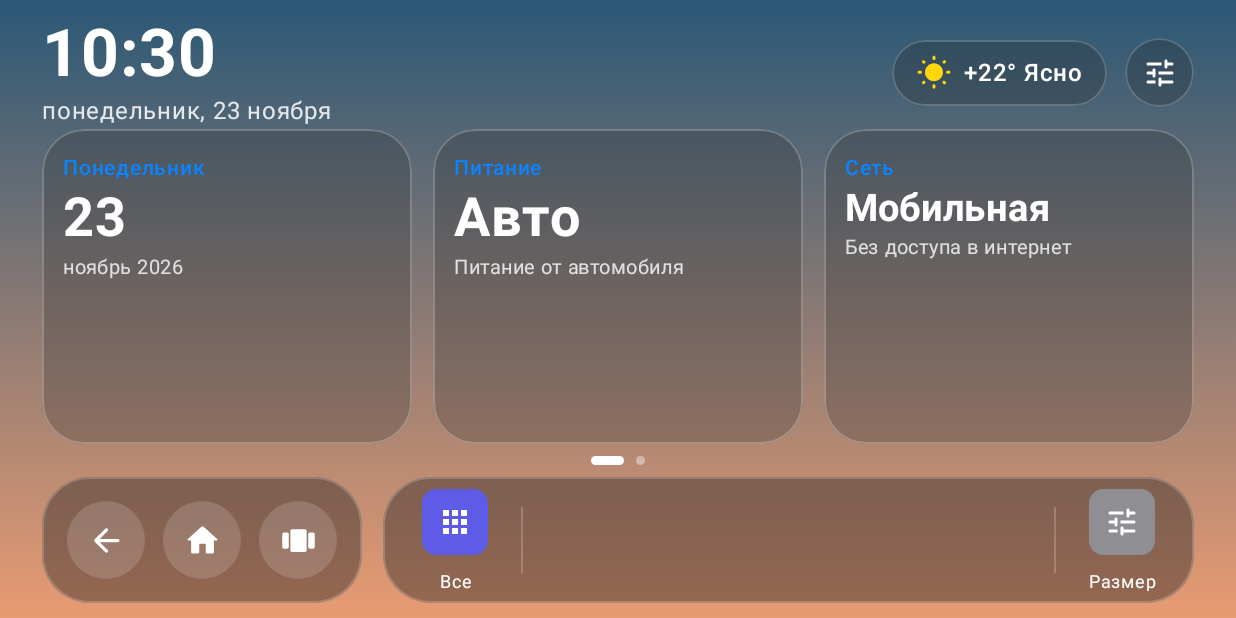
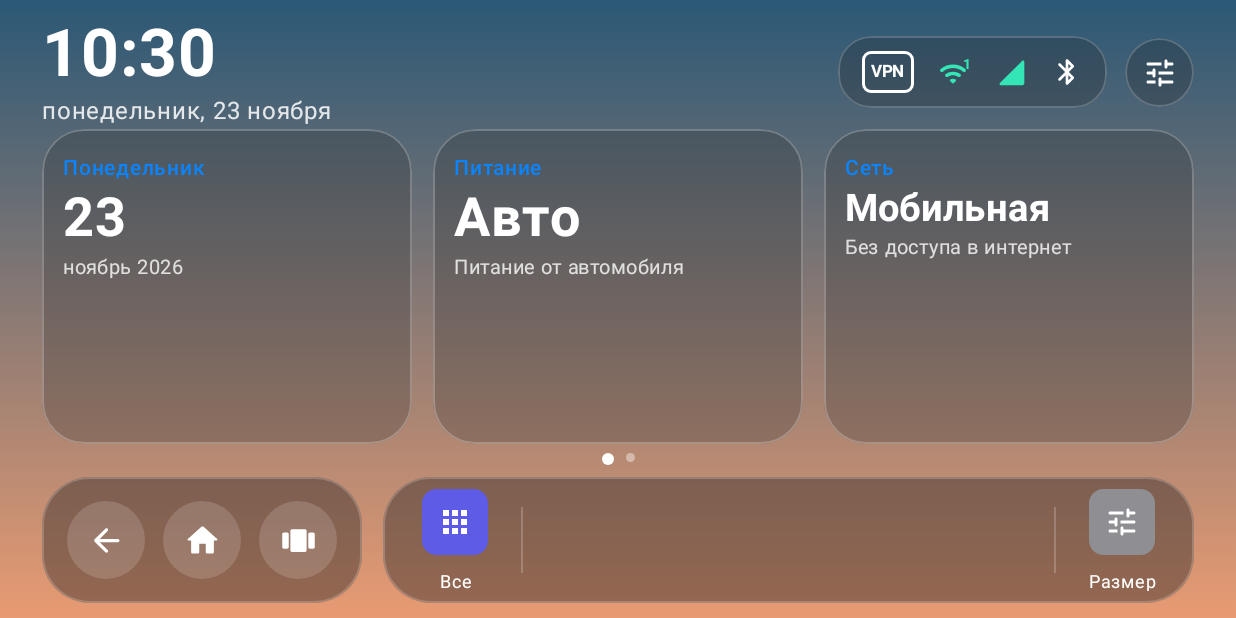
Before and after one commit to gyurdzhyan8631-netizen/aibox-ipad-launcher, an Android app built with Jetpack Compose: the screen it shows after launch (MainActivity), on a phone screen of 824 x 412 dp (held sideways). Run offline under Robolectric (Android 15) with nearby library versions, the phone set to English and light mode, and no system bars.

Commit message:
Update LauncherRootScreen.kt

```diff
--- a/launcher/src/main/java/com/aibox/launcher/shell/LauncherRootScreen.kt
+++ b/launcher/src/main/java/com/aibox/launcher/shell/LauncherRootScreen.kt
@@ -1,7 +1,10 @@
 package com.aibox.launcher.shell
 
+import android.bluetooth.BluetoothManager
 import android.content.Context
 import android.content.Intent
+import android.net.ConnectivityManager
+import android.net.NetworkCapabilities
 import androidx.compose.foundation.background
 import androidx.compose.foundation.border
 import androidx.compose.foundation.clickable
@@ -11,8 +14,10 @@ import androidx.compose.foundation.pager.rememberPagerState
 import androidx.compose.foundation.shape.CircleShape
 import androidx.compose.foundation.shape.RoundedCornerShape
 import androidx.compose.material.icons.Icons
+import androidx.compose.material.icons.rounded.Bluetooth
+import androidx.compose.material.icons.rounded.SignalCellular4Bar
 import androidx.compose.material.icons.rounded.Tune
-import androidx.compose.material.icons.rounded.WbSunny
+import androidx.compose.material.icons.rounded.Wifi
 import androidx.compose.material3.Icon
 import androidx.compose.material3.Text
 import androidx.compose.runtime.*
@@ -30,9 +35,9 @@ import com.aibox.launcher.core.model.DayPeriod
 import com.aibox.launcher.core.model.InstalledApp
 import com.aibox.launcher.core.model.WeatherCondition
 import com.aibox.launcher.dock.CarouselDockBar
-import com.aibox.launcher.desktop.HomeScreenPage
 import com.aibox.launcher.dock.DockDefaults
 import com.aibox.launcher.dock.SystemNavigationCapsule
+import com.aibox.launcher.desktop.HomeScreenPage
 import com.aibox.launcher.icons.InstalledAppsRepository
 import com.aibox.launcher.system.SystemActionsHandler
 import com.aibox.launcher.wallpaper.DynamicWeatherWallpaper
@@ -41,6 +46,54 @@ import kotlinx.coroutines.launch
 import java.time.LocalDateTime
 import java.time.format.DateTimeFormatter
 import java.util.Locale
+
+private data class TopStatusCapsuleState(
+    val isVpnActive: Boolean = false,
+    val isWifiActive: Boolean = false,
+    val wifiConnectedCount: Int = 0,
+    val isCellularActive: Boolean = false,
+    val isBluetoothActive: Boolean = false
+)
+
+private fun readTopStatusCapsuleState(context: Context): TopStatusCapsuleState {
+    val cm = context.getSystemService(Context.CONNECTIVITY_SERVICE) as? ConnectivityManager
+    val allNetworks = runCatching { cm?.allNetworks }.getOrNull().orEmpty()
+
+    var hasVpn = false
+    var hasWifi = false
+    var hasCellular = false
+    var wifiCount = 0
+
+    allNetworks.forEach { network ->
+        val caps = runCatching { cm?.getNetworkCapabilities(network) }.getOrNull() ?: return@forEach
+        if (caps.hasTransport(NetworkCapabilities.TRANSPORT_VPN)) {
+            hasVpn = true
+        }
+        if (caps.hasTransport(NetworkCapabilities.TRANSPORT_WIFI)) {
+            hasWifi = true
+            wifiCount += 1
+        }
+        if (caps.hasTransport(NetworkCapabilities.TRANSPORT_CELLULAR)) {
+            hasCellular = true
+        }
+    }
+
+    val activeCaps = runCatching { cm?.activeNetwork?.let { cm.getNetworkCapabilities(it) } }.getOrNull()
+    if (activeCaps?.hasTransport(NetworkCapabilities.TRANSPORT_WIFI) == true && wifiCount == 0) {
+        wifiCount = 1
+    }
+
+    val btManager = context.getSystemService(Context.BLUETOOTH_SERVICE) as? BluetoothManager
+    val isBtOn = runCatching { btManager?.adapter?.isEnabled == true }.getOrDefault(false)
+
+    return TopStatusCapsuleState(
+        isVpnActive = hasVpn,
+        isWifiActive = hasWifi,
+        wifiConnectedCount = if (hasWifi) wifiCount.coerceAtLeast(1) else 0,
+        isCellularActive = hasCellular,
+        isBluetoothActive = isBtOn
+    )
+}
 
 @Composable
 fun LauncherRootScreen(onOpenControlCenter: () -> Unit = {}) {
@@ -61,6 +114,7 @@ fun LauncherRootScreen(onOpenControlCenter: () -> Unit = {}) {
     val apps by produceState(initialValue = emptyList<InstalledApp>()) {
         value = InstalledAppsRepository(context).loadLaunchableApps()
     }
+
     val launchApp: (InstalledApp) -> Unit = { app ->
         val intent = context.packageManager.getLaunchIntentForPackage(app.packageName)
         if (intent != null) {
@@ -70,6 +124,7 @@ fun LauncherRootScreen(onOpenControlCenter: () -> Unit = {}) {
     }
 
     var now by remember { mutableStateOf(LocalDateTime.now()) }
+    var statusState by remember { mutableStateOf(readTopStatusCapsuleState(context)) }
     var showControlCenter by remember { mutableStateOf(false) }
     var showAppDrawer by remember { mutableStateOf(false) }
     var showSettings by remember { mutableStateOf(false) }
@@ -77,6 +132,7 @@ fun LauncherRootScreen(onOpenControlCenter: () -> Unit = {}) {
     LaunchedEffect(Unit) {
         while (true) {
             now = LocalDateTime.now()
+            statusState = readTopStatusCapsuleState(context)
             delay(1000L)
         }
     }
@@ -101,7 +157,7 @@ fun LauncherRootScreen(onOpenControlCenter: () -> Unit = {}) {
                 .padding(horizontal = 28.dp, vertical = if (compact) 10.dp else 18.dp),
             verticalArrangement = Arrangement.SpaceBetween
         ) {
-            // 2. Top Header: Big iPadOS Clock, Date, Weather & Control Center Trigger
+            // 2. Top Header: Big iPadOS Clock, Date, Status Capsule & Control Center
             Row(
                 modifier = Modifier.fillMaxWidth(),
                 horizontalArrangement = Arrangement.SpaceBetween,
@@ -125,18 +181,7 @@ fun LauncherRootScreen(onOpenControlCenter: () -> Unit = {}) {
                     horizontalArrangement = Arrangement.spacedBy(12.dp),
                     verticalAlignment = Alignment.CenterVertically
                 ) {
-                    Row(
-                        verticalAlignment = Alignment.CenterVertically,
-                        modifier = Modifier
-                            .clip(RoundedCornerShape(22.dp))
-                            .background(Color(0x401C1C1E))
-                            .border(1.dp, Color(0x33FFFFFF), RoundedCornerShape(22.dp))
-                            .padding(horizontal = 16.dp, vertical = 10.dp)
-                    ) {
-                        Icon(Icons.Rounded.WbSunny, null, tint = Color(0xFFFFD60A))
-                        Spacer(Modifier.width(8.dp))
-                        Text("+22° Ясно", color = Color.White, fontWeight = FontWeight.Medium)
-                    }
+                    TopConnectivityCapsule(state = statusState)
 
                     Box(
                         contentAlignment = Alignment.Center,
@@ -176,8 +221,7 @@ fun LauncherRootScreen(onOpenControlCenter: () -> Unit = {}) {
                         val active = pagerState.currentPage == idx
                         Box(
                             modifier = Modifier
-                                .height(6.dp)
-                                .width(if (active) 22.dp else 6.dp)
+                                .size(if (active) 8.dp else 6.dp)
                                 .clip(CircleShape)
                                 .background(if (active) Color.White else Color.White.copy(alpha = 0.4f))
                         )
@@ -205,12 +249,12 @@ fun LauncherRootScreen(onOpenControlCenter: () -> Unit = {}) {
                         showAppDrawer = false
                         showControlCenter = false
                         scope.launch { pagerState.animateScrollToPage(0) }
-                        systemActions.triggerHome {}
+                        systemActions.triggerHome()
                     },
                     onRecents = { systemActions.triggerRecents() }
                 )
 
-                Spacer(Modifier.width(14.dp))
+                Spacer(modifier = Modifier.width(14.dp))
 
                 CarouselDockBar(
                     apps = apps,
@@ -247,3 +291,68 @@ fun LauncherRootScreen(onOpenControlCenter: () -> Unit = {}) {
         )
     }
 }
+
+@Composable
+private fun TopConnectivityCapsule(state: TopStatusCapsuleState) {
+    val activeMint = Color(0xFF34E5B5)
+    val inactiveWhite = Color.White
+
+    Row(
+        verticalAlignment = Alignment.CenterVertically,
+        horizontalArrangement = Arrangement.spacedBy(16.dp),
+        modifier = Modifier
+            .clip(RoundedCornerShape(22.dp))
+            .background(Color(0x401C1C1E))
+            .border(1.dp, Color(0x33FFFFFF), RoundedCornerShape(22.dp))
+            .padding(horizontal = 16.dp, vertical = 10.dp)
+    ) {
+        val vpnColor = if (state.isVpnActive) activeMint else inactiveWhite
+        Box(
+            contentAlignment = Alignment.Center,
+            modifier = Modifier
+                .border(1.5.dp, vpnColor, RoundedCornerShape(6.dp))
+                .padding(horizontal = 6.dp, vertical = 2.dp)
+        ) {
+            Text(
+                text = "VPN",
+                color = vpnColor,
+                fontSize = 11.sp,
+                fontWeight = FontWeight.Bold
+            )
+        }
+
+        Box(contentAlignment = Alignment.TopEnd) {
+            Icon(
+                imageVector = Icons.Rounded.Wifi,
+                contentDescription = "Wi-Fi",
+                tint = if (state.isWifiActive) activeMint else inactiveWhite,
+                modifier = Modifier
+                    .size(22.dp)
+                    .padding(top = 2.dp, end = 2.dp)
+            )
+            if (state.isWifiActive && state.wifiConnectedCount > 0) {
+                Text(
+                    text = state.wifiConnectedCount.toString(),
+                    color = activeMint,
+                    fontSize = 9.sp,
+                    fontWeight = FontWeight.Bold,
+                    lineHeight = 9.sp
+                )
+            }
+        }
+
+        Icon(
+            imageVector = Icons.Rounded.SignalCellular4Bar,
+            contentDescription = "Сеть",
+            tint = if (state.isCellularActive) activeMint else inactiveWhite,
+            modifier = Modifier.size(21.dp)
+        )
+
+        Icon(
+            imageVector = Icons.Rounded.Bluetooth,
+            contentDescription = "Bluetooth",
+            tint = if (state.isBluetoothActive) activeMint else inactiveWhite,
+            modifier = Modifier.size(21.dp)
+        )
+    }
+}
```
